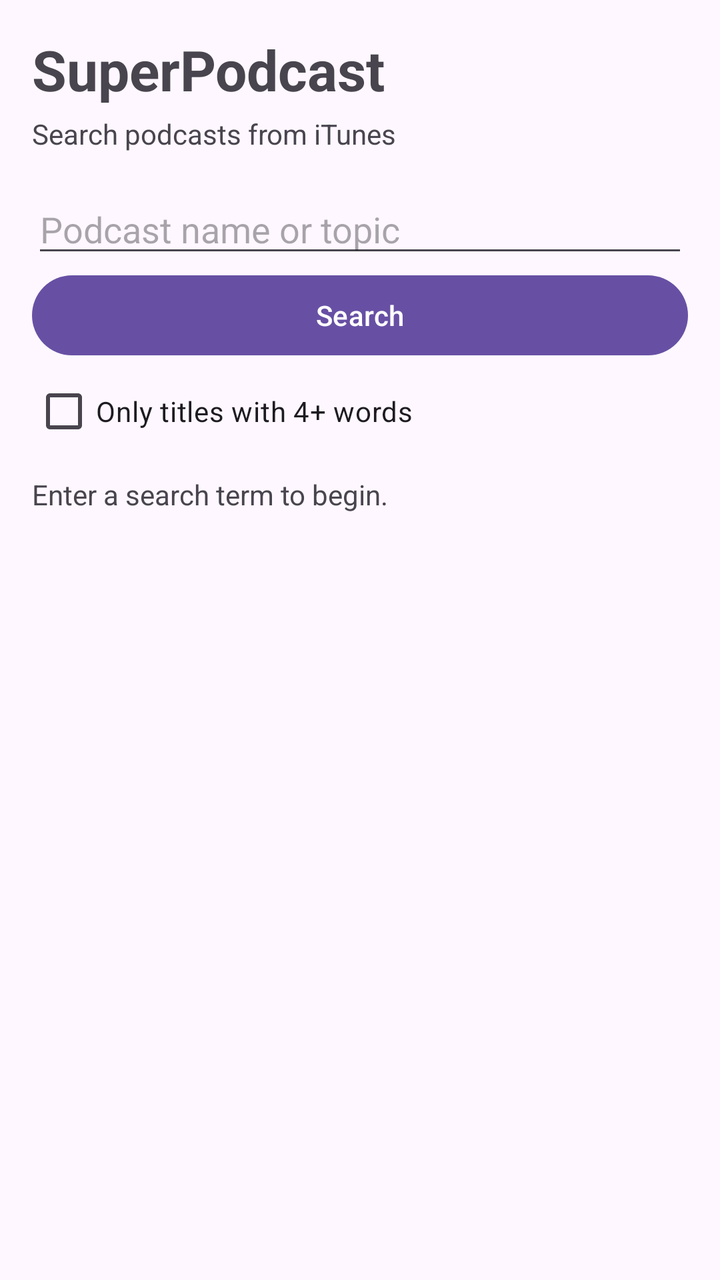
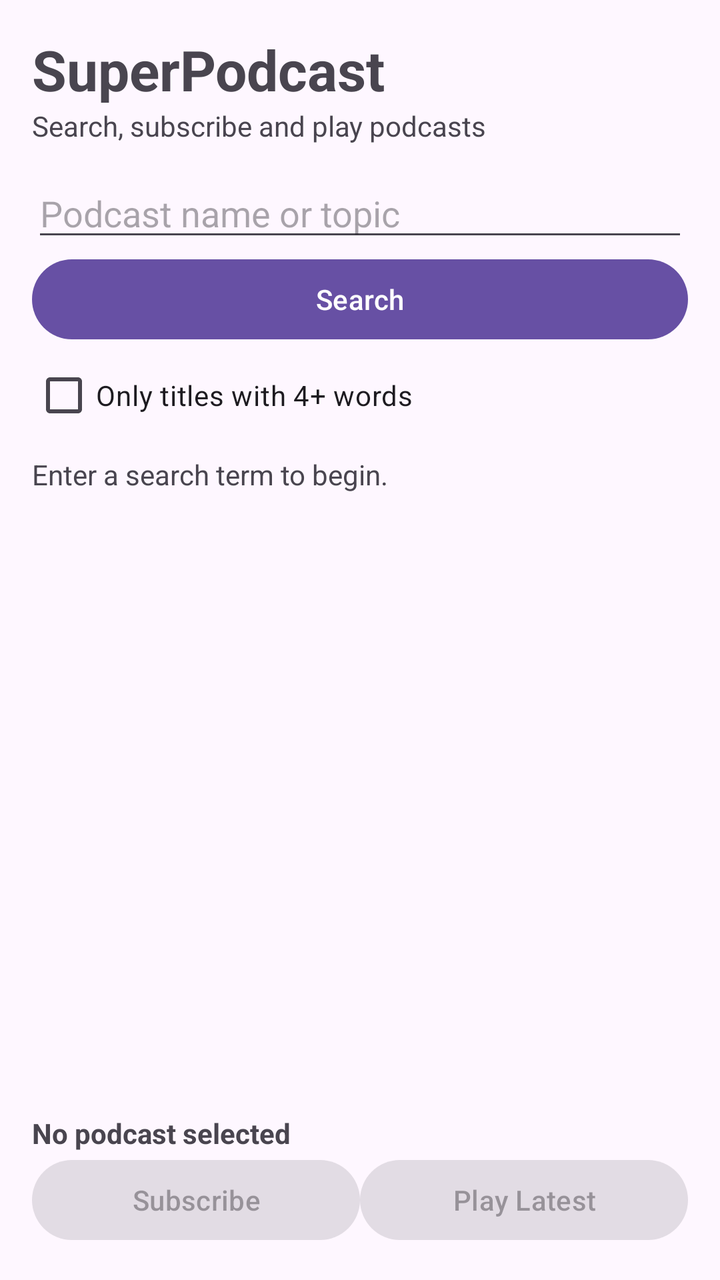

An Android layout rendered at two revisions. The XML below is the earlier revision; the diff shows what the commit changed to produce the second picture.
<!-- AndroidManifest.xml: application theme Theme.AndroidApp4 -->
<!-- res/layout/activity_main.xml -->
<?xml version="1.0" encoding="utf-8"?>
<LinearLayout xmlns:android="http://schemas.android.com/apk/res/android"
    xmlns:tools="http://schemas.android.com/tools"
    android:id="@+id/main"
    android:layout_width="match_parent"
    android:layout_height="match_parent"
    android:orientation="vertical"
    android:padding="16dp"
    tools:context=".MainActivity">

    <TextView
        android:layout_width="wrap_content"
        android:layout_height="wrap_content"
        android:text="SuperPodcast"
        android:textSize="28sp"
        android:textStyle="bold" />

    <TextView
        android:layout_width="wrap_content"
        android:layout_height="wrap_content"
        android:layout_marginTop="4dp"
        android:text="Search podcasts from iTunes"
        android:textSize="14sp" />

    <EditText
        android:id="@+id/searchEditText"
        android:layout_width="match_parent"
        android:layout_height="wrap_content"
        android:layout_marginTop="16dp"
        android:hint="Podcast name or topic"
        android:inputType="text" />

    <Button
        android:id="@+id/searchButton"
        android:layout_width="match_parent"
        android:layout_height="wrap_content"
        android:text="Search" />

    <CheckBox
        android:id="@+id/longTitleCheckBox"
        android:layout_width="wrap_content"
        android:layout_height="wrap_content"
        android:text="Only titles with 4+ words" />

    <ProgressBar
        android:id="@+id/progressBar"
        android:layout_width="wrap_content"
        android:layout_height="wrap_content"
        android:layout_gravity="center_horizontal"
        android:visibility="gone" />

    <TextView
        android:id="@+id/statusTextView"
        android:layout_width="match_parent"
        android:layout_height="wrap_content"
        android:paddingVertical="8dp"
        android:text="Enter a search term to begin."
        android:textSize="14sp" />

    <ListView
        android:id="@+id/podcastListView"
        android:layout_width="match_parent"
        android:layout_height="0dp"
        android:layout_weight="1"
        android:dividerHeight="1dp" />

</LinearLayout>
<!-- resources referenced by this layout -->
<resources>
  <style name="Theme.AndroidApp4" parent="Base.Theme.AndroidApp4" />
  <style name="Base.Theme.AndroidApp4" parent="Theme.Material3.DayNight.NoActionBar">
          
          
      </style>
</resources>

<!-- the commit's change to res/layout/activity_main.xml (unified diff, before → after) -->
@@ -18,15 +18,14 @@
     <TextView
         android:layout_width="wrap_content"
         android:layout_height="wrap_content"
-        android:layout_marginTop="4dp"
-        android:text="Search podcasts from iTunes"
+        android:text="Search, subscribe and play podcasts"
         android:textSize="14sp" />
 
     <EditText
         android:id="@+id/searchEditText"
         android:layout_width="match_parent"
         android:layout_height="wrap_content"
-        android:layout_marginTop="16dp"
+        android:layout_marginTop="12dp"
         android:hint="Podcast name or topic"
         android:inputType="text" />
 
@@ -53,7 +52,7 @@
         android:id="@+id/statusTextView"
         android:layout_width="match_parent"
         android:layout_height="wrap_content"
-        android:paddingVertical="8dp"
+        android:paddingVertical="6dp"
         android:text="Enter a search term to begin."
         android:textSize="14sp" />
 
@@ -64,4 +63,34 @@
         android:layout_weight="1"
         android:dividerHeight="1dp" />
 
+    <TextView
+        android:id="@+id/selectedPodcastTextView"
+        android:layout_width="match_parent"
+        android:layout_height="wrap_content"
+        android:paddingTop="8dp"
+        android:text="No podcast selected"
+        android:textStyle="bold" />
+
+    <LinearLayout
+        android:layout_width="match_parent"
+        android:layout_height="wrap_content"
+        android:orientation="horizontal">
+
+        <Button
+            android:id="@+id/subscribeButton"
+            android:layout_width="0dp"
+            android:layout_height="wrap_content"
+            android:layout_weight="1"
+            android:enabled="false"
+            android:text="Subscribe" />
+
+        <Button
+            android:id="@+id/playButton"
+            android:layout_width="0dp"
+            android:layout_height="wrap_content"
+            android:layout_weight="1"
+            android:enabled="false"
+            android:text="Play Latest" />
+    </LinearLayout>
+
 </LinearLayout>
